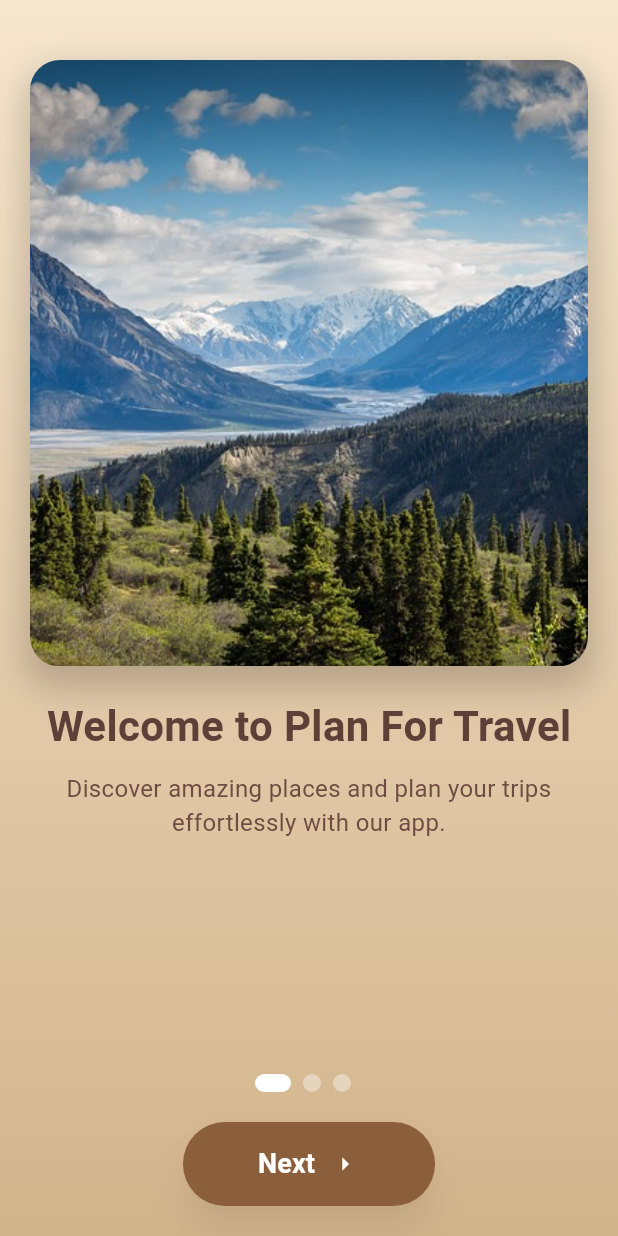
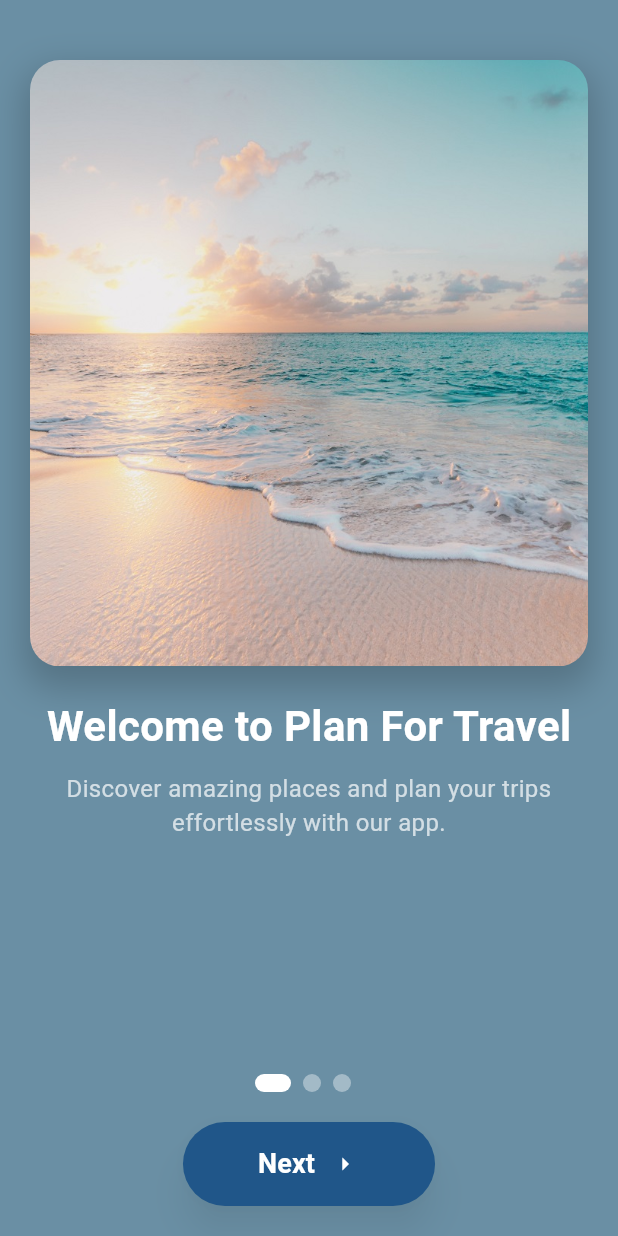
Before and after one commit to 6410110118/project-mobile, a Flutter app: the OnboardingScreen screen opened by its route, on a phone screen of 412 x 824 dp. Run offline on Flutter 3.47's test engine with Material 3 defaults, Android fonts, the phone set to English and light mode, and no system bars; our stand-ins replace animate_do, bloc, dio, equatable, flutter_bloc, flutter_secure_storage and 1 more; accounts and stored records are empty.

Commit message:
fix onboarding

```diff
--- a/frontend/lib/screen/onboarding_screen.dart
+++ b/frontend/lib/screen/onboarding_screen.dart
@@ -44,7 +44,7 @@ class _OnboardingScreenState extends State<OnboardingScreen> {
             gradient: LinearGradient(
               begin: Alignment.topCenter,
               end: Alignment.bottomCenter,
-              colors: [Color(0xFFF7E7CE), Color(0xFFD2B48C)], // สีเบจและสีน้ำตาล
+              colors: [Color(0xFF6A8FA4), Color(0xFF6A8FA4)], // ไล่สีพื้นหลัง Inky Blue ที่อ่อนกว่า
             ),
           ),
           child: SafeArea(
@@ -82,7 +82,7 @@ class _OnboardingScreenState extends State<OnboardingScreen> {
                     duration: const Duration(milliseconds: 500),
                     child: ElevatedButton(
                       style: ElevatedButton.styleFrom(
-                        backgroundColor: const Color(0xFF8B5E3C), // สีน้ำตาลเข้ม
+                        backgroundColor: const Color.fromARGB(255, 32, 86, 137), // ใช้สีหลักของแอป
                         foregroundColor: Colors.white,
                         padding: const EdgeInsets.symmetric(horizontal: 50, vertical: 15),
                         shape: RoundedRectangleBorder(
@@ -175,7 +175,7 @@ class _OnboardingScreenState extends State<OnboardingScreen> {
               style: const TextStyle(
                 fontSize: 28,
                 fontWeight: FontWeight.bold,
-                color: Color(0xFF5D4037), // สีน้ำตาลเข้ม
+                color: Colors.white, // เปลี่ยนสีตัวอักษรให้เป็นสีขาวเพื่อให้มองเห็นชัดเจนขึ้น
               ),
             ),
             const SizedBox(height: 10),
@@ -186,7 +186,7 @@ class _OnboardingScreenState extends State<OnboardingScreen> {
                 textAlign: TextAlign.center,
                 style: const TextStyle(
                   fontSize: 16,
-                  color: Color(0xFF6D4C41), // สีน้ำตาลเข้ม
+                  color: Colors.white70, // สีตัวอักษรเบาจากสีหลักเพื่อความคมชัด
                 ),
               ),
             ),
```
Also changed, not shown: frontend/assets/images/enjoyjourney.jpg, frontend/assets/images/welcome_scenery.jpg.
